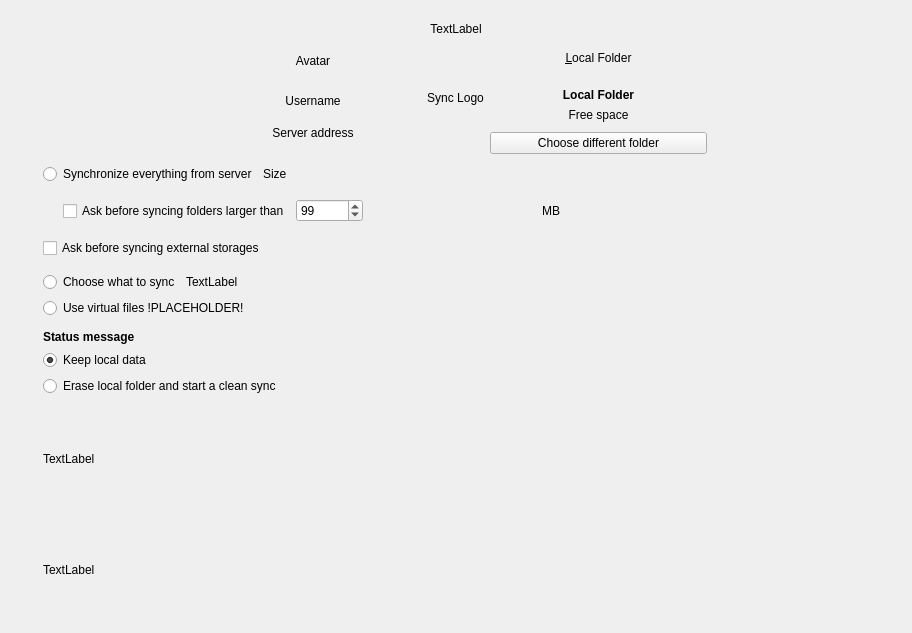
The window that src/gui/wizard/owncloudadvancedsetuppage.ui (IONOS-Productivity/nc-desktop) describes before a commit, drawn with Qt 5.
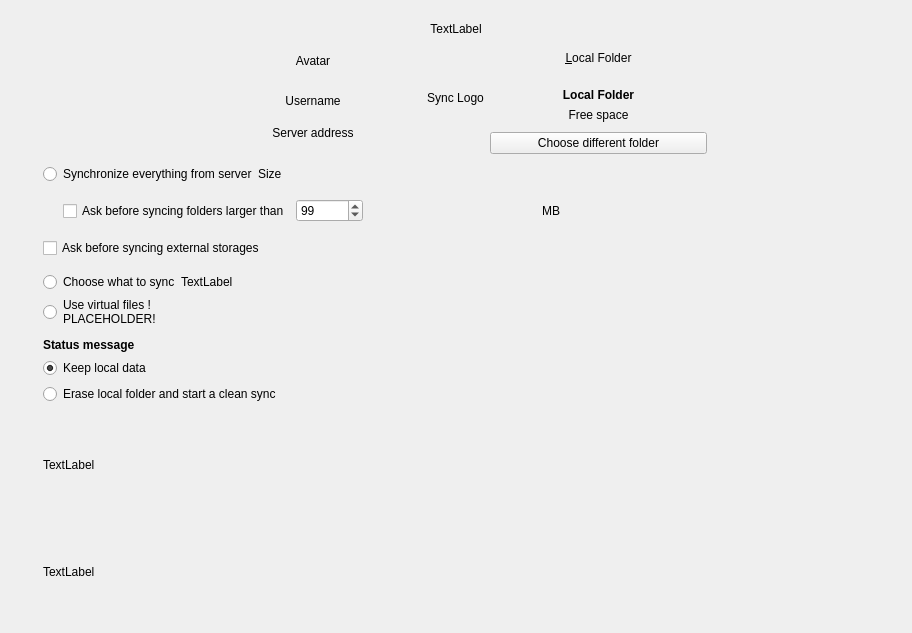
The same window after the commit.

Commit message:
[SES-131][SES-176] moved texts from radio buttons into dedicated labels
this allows us to use text-wrapping

What changed in the file:
```diff
--- a/src/gui/wizard/owncloudadvancedsetuppage.ui
+++ b/src/gui/wizard/owncloudadvancedsetuppage.ui
@@ -392,13 +392,20 @@
                                                 </sizepolicy>
                                             </property>
                                             <property name="text">
-                                                <string>Synchronize everything from server</string>
+            <string/>
                                             </property>
                                             <property name="checked">
                                                 <bool>true</bool>
                                             </property>
                                         </widget>
                                     </item>
+         <item>
+          <widget class="QLabel" name="SyncEverythingLabel">
+           <property name="text">
+            <string>Synchronize everything from server</string>
+           </property>
+          </widget>
+         </item>
                                     <item>
                                         <widget class="QLabel" name="lSyncEverythingSizeLabel">
                                             <property name="text">
@@ -523,11 +530,18 @@
                                                 </sizepolicy>
                                             </property>
                                             <property name="text">
+            <string/>
+           </property>
+           <property name="checkable">
+            <bool>false</bool>
+           </property>
+          </widget>
+         </item>
+         <item>
+          <widget class="QLabel" name="selectiveSyncLabel">
+           <property name="text">
                                                 <string>Choose what to sync</string>
                                             </property>
-                                            <property name="checkable">
-                                                <bool>false</bool>
-                                            </property>
                                         </widget>
                                     </item>
                                     <item>
@@ -566,13 +580,26 @@
                                                 </sizepolicy>
                                             </property>
                                             <property name="text">
-                                                <string notr="true">Use virtual files !PLACEHOLDER!</string>
+            <string notr="true"/>
                                             </property>
                                             <property name="checkable">
                                                 <bool>false</bool>
                                             </property>
                                         </widget>
                                     </item>
+         <item>
+          <widget class="QLabel" name="virtualFilesLabel">
+           <property name="text">
+            <string>Use virtual files !PLACEHOLDER!</string>
+           </property>
+           <property name="alignment">
+            <set>Qt::AlignLeading|Qt::AlignLeft|Qt::AlignVCenter</set>
+           </property>
+           <property name="wordWrap">
+            <bool>true</bool>
+           </property>
+          </widget>
+         </item>
                                     <item>
                                         <spacer name="horizontalSpacer_5">
                                             <property name="orientation">
```
Lines whose indentation alone changed are shown as unchanged. The commit also changes 1 other file.
